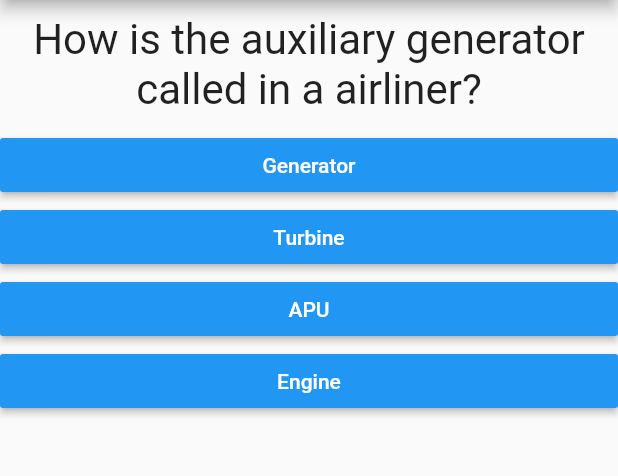
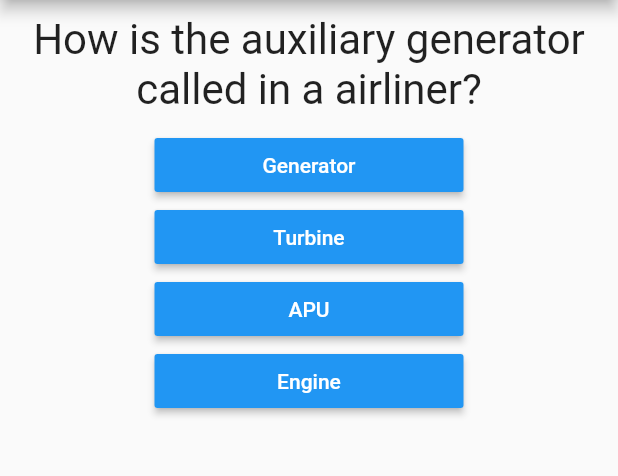
Before and after one commit to victorwolff39/Basic_Quiz, a Flutter app: the screen it shows after launch, on a phone screen of 412 x 824 dp, the part 84-560 px from its top. Run offline on Flutter 3.47's test engine with Material 2 defaults, Android fonts, the phone set to English and light mode, and no system bars.

Commit message:
Changed answer button to a responsive size

```diff
--- a/lib/answer.dart
+++ b/lib/answer.dart
@@ -8,8 +8,11 @@ class Answer extends StatelessWidget {
 
   @override
   Widget build(BuildContext context) {
+    final mediaQuery = MediaQuery.of(context);
+    final availableLenght = mediaQuery.size.width;
+
     return Container(
-      width: double.infinity,
+      width: availableLenght * 0.5,
       //width: double.infinity,
       child: RaisedButton(
         textColor: Colors.white,
```
